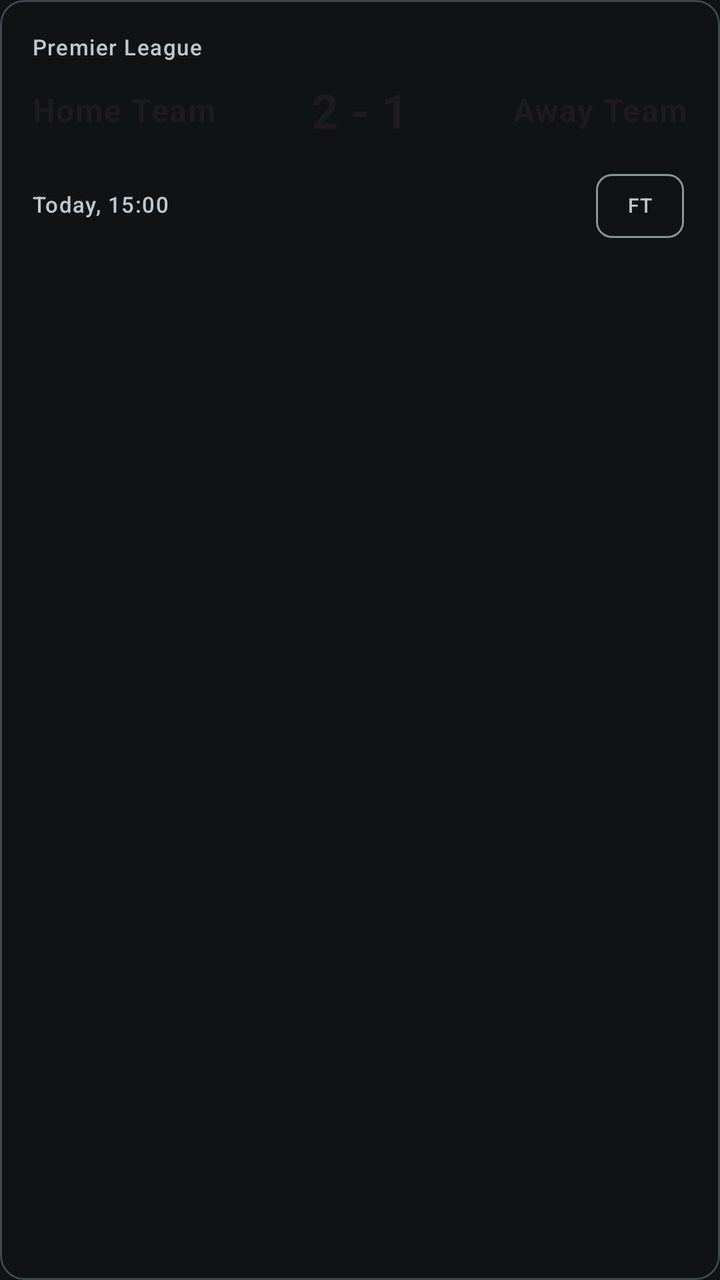
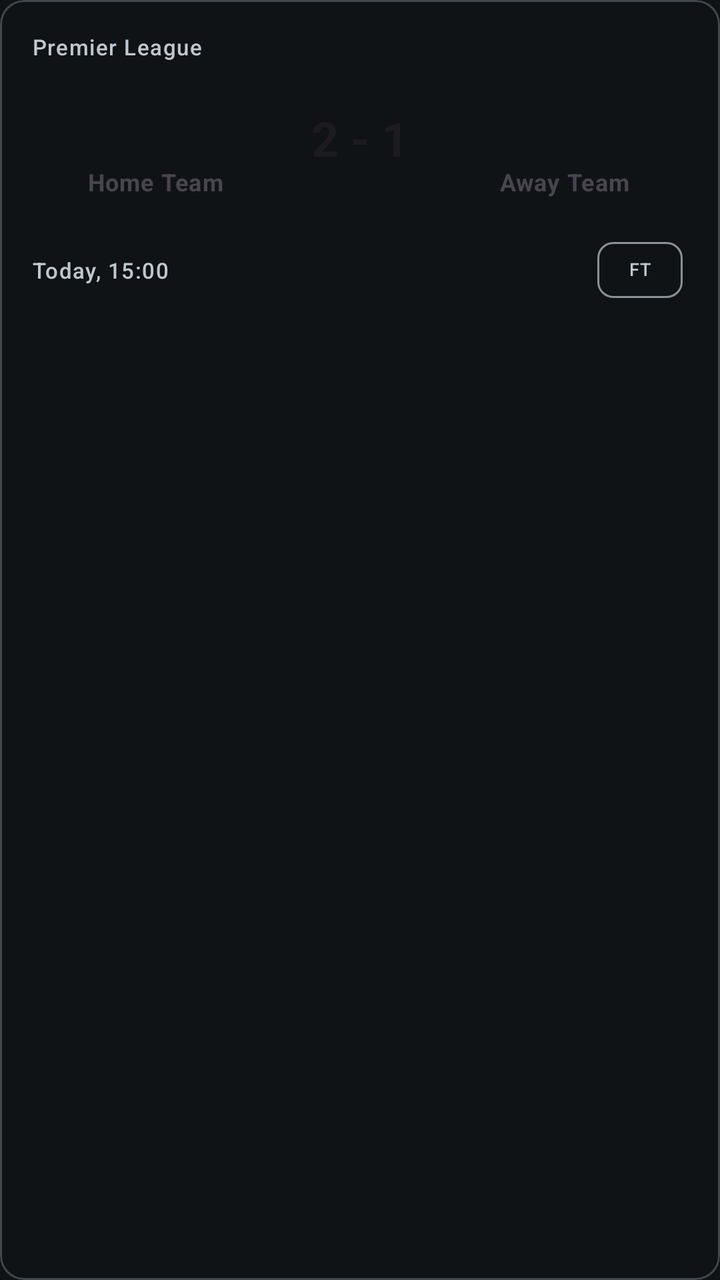

The first picture is an Android layout as it rendered before a commit; the second is the same layout after the commit. The layout source and the unified diff follow.
<!-- AndroidManifest.xml: application theme Theme.RiverSong -->
<!-- res/layout/item_sports_match.xml -->
<?xml version="1.0" encoding="utf-8"?>
<com.google.android.material.card.MaterialCardView
    xmlns:android="http://schemas.android.com/apk/res/android"
    xmlns:app="http://schemas.android.com/apk/res-auto"
    android:layout_width="match_parent"
    android:layout_height="wrap_content"
    android:layout_marginHorizontal="16dp"
    android:layout_marginVertical="6dp"
    app:cardElevation="0dp"
    app:strokeWidth="1dp"
    app:strokeColor="?attr/colorOutlineVariant">

    <LinearLayout
        android:layout_width="match_parent"
        android:layout_height="wrap_content"
        android:orientation="vertical"
        android:padding="16dp">

        <TextView
            android:id="@+id/textViewLeague"
            android:layout_width="wrap_content"
            android:layout_height="wrap_content"
            android:text="Premier League"
            android:textAppearance="@style/TextAppearance.Material3.LabelSmall"
            android:textColor="?attr/colorOnSurfaceVariant" />

        <LinearLayout
            android:layout_width="match_parent"
            android:layout_height="wrap_content"
            android:orientation="horizontal"
            android:layout_marginTop="8dp"
            android:gravity="center_vertical">

            <TextView
                android:id="@+id/textViewHomeTeam"
                android:layout_width="0dp"
                android:layout_height="wrap_content"
                android:layout_weight="1"
                android:text="Home Team"
                android:textAppearance="@style/TextAppearance.Material3.BodyLarge"
                android:textStyle="bold" />

            <TextView
                android:id="@+id/textViewScore"
                android:layout_width="wrap_content"
                android:layout_height="wrap_content"
                android:layout_marginHorizontal="16dp"
                android:text="2 - 1"
                android:textAppearance="@style/TextAppearance.Material3.HeadlineSmall"
                android:textStyle="bold" />

            <TextView
                android:id="@+id/textViewAwayTeam"
                android:layout_width="0dp"
                android:layout_height="wrap_content"
                android:layout_weight="1"
                android:text="Away Team"
                android:textAlignment="viewEnd"
                android:textAppearance="@style/TextAppearance.Material3.BodyLarge"
                android:textStyle="bold" />
        </LinearLayout>

        <LinearLayout
            android:layout_width="match_parent"
            android:layout_height="wrap_content"
            android:orientation="horizontal"
            android:layout_marginTop="8dp">

            <TextView
                android:id="@+id/textViewMatchDate"
                android:layout_width="0dp"
                android:layout_height="wrap_content"
                android:layout_weight="1"
                android:text="Today, 15:00"
                android:textAppearance="@style/TextAppearance.Material3.LabelSmall"
                android:textColor="?attr/colorOnSurfaceVariant" />

            <com.google.android.material.chip.Chip
                android:id="@+id/chipMatchStatus"
                style="@style/Widget.Material3.Chip.Suggestion"
                android:layout_width="wrap_content"
                android:layout_height="wrap_content"
                android:text="FT"
                app:chipMinHeight="32dp"
                android:textSize="10sp" />
        </LinearLayout>

    </LinearLayout>

</com.google.android.material.card.MaterialCardView>
<!-- resources referenced by this layout -->
<resources>
  <color name="rs_blue_primary">#96CBFF</color>
  <color name="rs_blue_on_primary">#003354</color>
  <color name="rs_blue_primary_container">#004A77</color>
  <color name="rs_blue_on_primary_container">#CAE6FF</color>
  <color name="rs_blue_secondary">#B6C9D9</color>
  <color name="rs_blue_on_secondary">#213242</color>
  <color name="rs_blue_secondary_container">#384959</color>
  <color name="rs_blue_on_secondary_container">#D2E5F5</color>
  <color name="rs_blue_tertiary">#D9BBFF</color>
  <color name="rs_blue_on_tertiary">#3E1F77</color>
  <color name="rs_blue_tertiary_container">#55368F</color>
  <color name="rs_blue_on_tertiary_container">#EEDCFF</color>
  <color name="rs_blue_error">#FFB4AB</color>
  <color name="rs_blue_on_error">#690005</color>
  <color name="rs_blue_error_container">#93000A</color>
  <color name="rs_blue_on_error_container">#FFDAD6</color>
  <color name="rs_blue_background">#0F1316</color>
  <color name="rs_blue_on_surface">#DEE4E9</color>
  <color name="rs_blue_surface">#0F1316</color>
  <color name="rs_blue_surface_variant">#1B2023</color>
  <color name="rs_blue_on_surface_variant">#BFC8CE</color>
  <color name="rs_blue_outline">#899398</color>
  <color name="rs_blue_outline_variant">#40484E</color>
  <color name="rs_blue_warn">#FFB86C</color>
  <style name="ShapeAppearance.RiverSong.XS" parent="">
          <item name="cornerSize">4dp</item>
      </style>
  <style name="ShapeAppearance.RiverSong.SM" parent="">
          <item name="cornerSize">8dp</item>
      </style>
  <style name="ShapeAppearance.RiverSong.MD" parent="">
          <item name="cornerSize">12dp</item>
      </style>
  <style name="ShapeAppearance.RiverSong.LG" parent="">
          <item name="cornerSize">16dp</item>
      </style>
  <style name="ShapeAppearance.RiverSong.XL" parent="">
          <item name="cornerSize">20dp</item>
      </style>
  <!-- unchanged entries left out for length: 1 -->
</resources>

<!-- the commit's change to res/layout/item_sports_match.xml (unified diff, before → after) -->
@@ -31,40 +31,80 @@
             android:layout_marginTop="8dp"
             android:gravity="center_vertical">
 
-            <TextView
-                android:id="@+id/textViewHomeTeam"
+            <LinearLayout
                 android:layout_width="0dp"
                 android:layout_height="wrap_content"
                 android:layout_weight="1"
-                android:text="Home Team"
-                android:textAppearance="@style/TextAppearance.Material3.BodyLarge"
-                android:textStyle="bold" />
+                android:orientation="vertical"
+                android:gravity="center">
+                <ImageView
+                    android:id="@+id/imageViewHomeLogo"
+                    android:layout_width="40dp"
+                    android:layout_height="40dp"
+                    android:scaleType="fitCenter" />
+                <TextView
+                    android:id="@+id/textViewHomeTeam"
+                    android:layout_width="wrap_content"
+                    android:layout_height="wrap_content"
+                    android:layout_marginTop="4dp"
+                    android:text="Home Team"
+                    android:textAlignment="center"
+                    android:textAppearance="@style/TextAppearance.Material3.BodySmall"
+                    android:textStyle="bold" />
+            </LinearLayout>
 
-            <TextView
-                android:id="@+id/textViewScore"
+            <LinearLayout
                 android:layout_width="wrap_content"
                 android:layout_height="wrap_content"
-                android:layout_marginHorizontal="16dp"
-                android:text="2 - 1"
-                android:textAppearance="@style/TextAppearance.Material3.HeadlineSmall"
-                android:textStyle="bold" />
+                android:orientation="vertical"
+                android:gravity="center"
+                android:layout_marginHorizontal="16dp">
+                <TextView
+                    android:id="@+id/textViewScore"
+                    android:layout_width="wrap_content"
+                    android:layout_height="wrap_content"
+                    android:text="2 - 1"
+                    android:textAppearance="@style/TextAppearance.Material3.HeadlineSmall"
+                    android:textStyle="bold" />
+                <TextView
+                    android:id="@+id/textViewVS"
+                    android:layout_width="wrap_content"
+                    android:layout_height="wrap_content"
+                    android:text="VS"
+                    android:visibility="gone"
+                    android:textAppearance="@style/TextAppearance.Material3.HeadlineSmall"
+                    android:textStyle="bold" />
+            </LinearLayout>
 
-            <TextView
-                android:id="@+id/textViewAwayTeam"
+            <LinearLayout
                 android:layout_width="0dp"
                 android:layout_height="wrap_content"
                 android:layout_weight="1"
-                android:text="Away Team"
-                android:textAlignment="viewEnd"
-                android:textAppearance="@style/TextAppearance.Material3.BodyLarge"
-                android:textStyle="bold" />
+                android:orientation="vertical"
+                android:gravity="center">
+                <ImageView
+                    android:id="@+id/imageViewAwayLogo"
+                    android:layout_width="40dp"
+                    android:layout_height="40dp"
+                    android:scaleType="fitCenter" />
+                <TextView
+                    android:id="@+id/textViewAwayTeam"
+                    android:layout_width="wrap_content"
+                    android:layout_height="wrap_content"
+                    android:layout_marginTop="4dp"
+                    android:text="Away Team"
+                    android:textAlignment="center"
+                    android:textAppearance="@style/TextAppearance.Material3.BodySmall"
+                    android:textStyle="bold" />
+            </LinearLayout>
         </LinearLayout>
 
         <LinearLayout
             android:layout_width="match_parent"
             android:layout_height="wrap_content"
             android:orientation="horizontal"
-            android:layout_marginTop="8dp">
+            android:layout_marginTop="12dp"
+            android:gravity="center_vertical">
 
             <TextView
                 android:id="@+id/textViewMatchDate"
@@ -81,8 +121,8 @@
                 android:layout_width="wrap_content"
                 android:layout_height="wrap_content"
                 android:text="FT"
-                app:chipMinHeight="32dp"
-                android:textSize="10sp" />
+                app:chipMinHeight="28dp"
+                android:textSize="9sp" />
         </LinearLayout>
 
     </LinearLayout>
